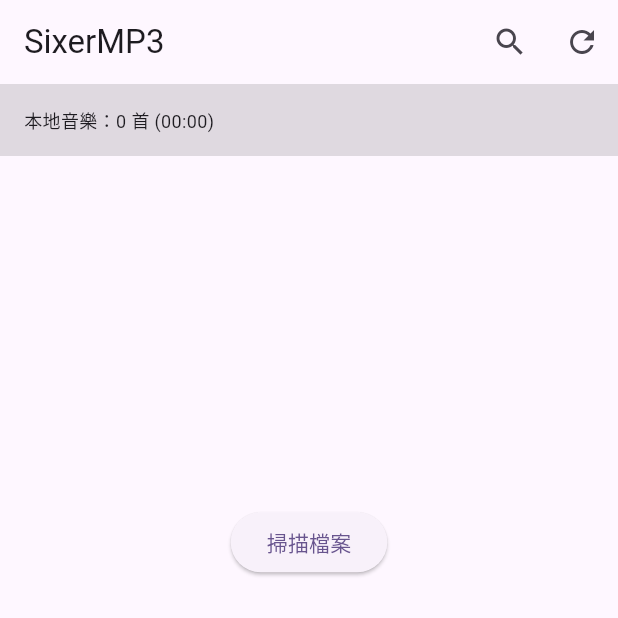
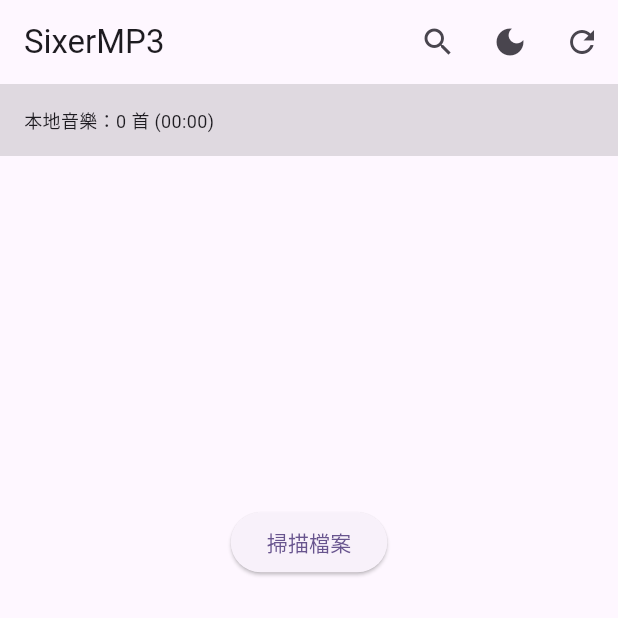
Before and after one commit to lv1codeman/sixer_mp3_player, a Flutter app: the screen it shows after launch, on a phone screen of 412 x 824 dp, the top half of it. Run offline on Flutter 3.47's test engine with Material 3 defaults, Android fonts, the phone set to English and light mode, and no system bars; our stand-ins replace audioplayers, permission_handler, shared_preferences; missing offline and left inert: audiotags.

Commit message:
深淺主題切換

```diff
--- a/lib/main.dart
+++ b/lib/main.dart
@@ -42,8 +42,25 @@
   }
 }
 
-class SixerMP3Player extends StatelessWidget {
+class SixerMP3Player extends StatefulWidget {
   const SixerMP3Player({super.key});
+
+  @override
+  State<SixerMP3Player> createState() => _SixerMP3PlayerState();
+}
+
+class _SixerMP3PlayerState extends State<SixerMP3Player> {
+  // 建立一個變數來儲存主題狀態
+  ThemeMode _themeMode = ThemeMode.system;
+
+  // 切換主題的方法
+  void _toggleTheme() {
+    setState(() {
+      _themeMode = _themeMode == ThemeMode.dark
+          ? ThemeMode.light
+          : ThemeMode.dark;
+    });
+  }
 
   @override
   Widget build(BuildContext context) {
@@ -60,8 +77,9 @@
         colorSchemeSeed: Colors.deepPurple,
         brightness: Brightness.dark,
       ),
-      themeMode: ThemeMode.system,
-      home: const MainScreen(),
+      themeMode: _themeMode, // 使用動態的 _themeMode
+      // 將切換功能傳遞給 MainScreen
+      home: MainScreen(onToggleTheme: _toggleTheme),
     );
   }
 }
@@ -130,7 +148,8 @@
 }
 
 class MainScreen extends StatefulWidget {
-  const MainScreen({super.key});
+  final VoidCallback onToggleTheme;
+  const MainScreen({super.key, required this.onToggleTheme});
   @override
   State<MainScreen> createState() => _MainScreenState();
 }
@@ -488,6 +507,14 @@
                     });
                   },
                 ),
+          IconButton(
+            icon: Icon(
+              Theme.of(context).brightness == Brightness.light
+                  ? Icons.dark_mode
+                  : Icons.light_mode,
+            ),
+            onPressed: widget.onToggleTheme, // 呼叫傳進來的切換函數
+          ),
           if (!_isSearching && isBrowser) ...{
             IconButton(
               icon: const Icon(Icons.refresh),
```
